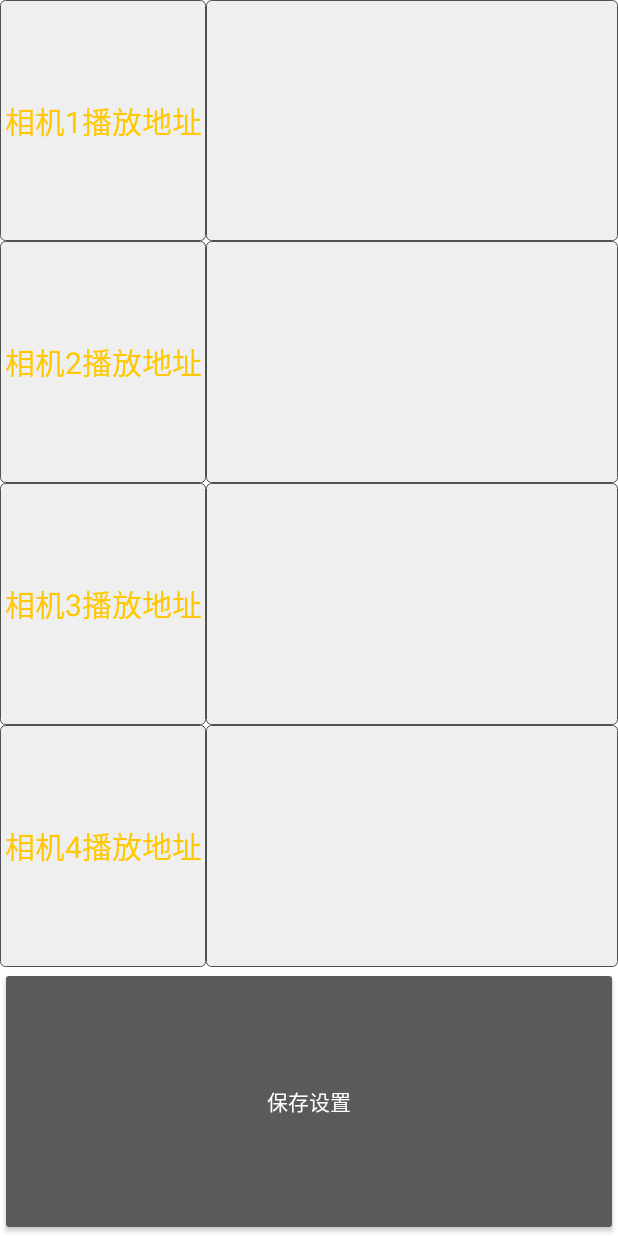
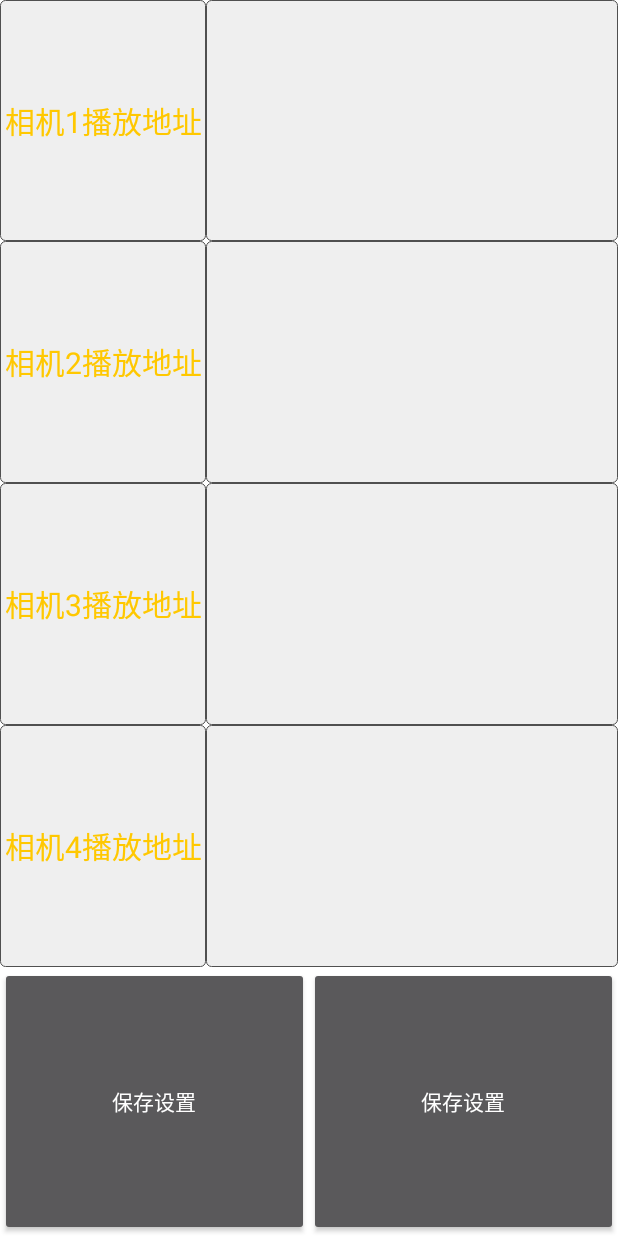
Before and after one commit to peterlixue/JVideoAssist, an Android app: the layout frag_setting.xml on its own in the app's theme, with its tools: preview values and no code run, on a phone screen of 412 x 824 dp. Run offline under Robolectric (Android 15) with nearby library versions, the phone set to English and light mode, and no system bars.

Commit message:
保存设置的变化,接口回调,frag间通信

```diff
--- a/JVideoAssist/app/src/main/java/com/ai/jvideoassist/listener/OnItemOptListener.java
+++ b/JVideoAssist/app/src/main/java/com/ai/jvideoassist/listener/OnItemOptListener.java
@@ -1,10 +1,6 @@
 package com.ai.jvideoassist.listener;
 
 import android.view.View;
-
-import androidx.recyclerview.widget.RecyclerView;
-
-import java.util.Map;
 
 /**
  * 单击,双击,触摸等事件接口定义
--- a/JVideoAssist/app/src/main/res/layout/frag_setting.xml
+++ b/JVideoAssist/app/src/main/res/layout/frag_setting.xml
@@ -24,7 +24,7 @@
             android:textSize="20sp" />
 
         <EditText
-            android:id="@+id/voice_edittxt_01"
+            android:id="@+id/setting_edittxt_01"
             android:layout_width="0dp"
             android:layout_height="match_parent"
             android:layout_weight="2"
@@ -54,7 +54,7 @@
             android:textSize="20sp" />
 
         <EditText
-            android:id="@+id/voice_edittxt_02"
+            android:id="@+id/setting_edittxt_02"
             android:layout_width="0dp"
             android:layout_height="match_parent"
             android:layout_weight="2"
@@ -84,7 +84,7 @@
             android:textSize="20sp" />
 
         <EditText
-            android:id="@+id/voice_edittxt_03"
+            android:id="@+id/setting_edittxt_03"
             android:layout_width="0dp"
             android:layout_height="match_parent"
             android:layout_weight="2"
@@ -114,7 +114,7 @@
             android:textSize="20sp" />
 
         <EditText
-            android:id="@+id/voice_edittxt_04"
+            android:id="@+id/setting_edittxt_04"
             android:layout_width="0dp"
             android:layout_height="match_parent"
             android:layout_weight="2"
@@ -126,14 +126,29 @@
     </LinearLayout>
 
 
-
-
-    <Button
-        android:id="@+id/buttonStop"
+    <LinearLayout
         android:layout_width="match_parent"
         android:layout_height="wrap_content"
         android:layout_weight="1"
-        android:text="保存设置" />
+        android:background="@color/bg_white"
+        android:orientation="horizontal">
+
+        <Button
+            android:id="@+id/buttonSave"
+            android:layout_width="0dp"
+            android:layout_height="match_parent"
+            android:layout_weight="1"
+            android:text="保存设置" />
+
+        <Button
+            android:id="@+id/buttonDefault"
+            android:layout_width="0dp"
+            android:layout_height="match_parent"
+            android:layout_weight="1"
+            android:text="保存设置" />
+    </LinearLayout>
+
+
 
 
 </LinearLayout>
```
Also changed, not shown: JVideoAssist/app/src/main/java/com/ai/jvideoassist/MainActivity.java (+13 -0 lines), JVideoAssist/app/src/main/java/com/ai/jvideoassist/adapter/FragPagerAdapter.java (+4 -4 lines), JVideoAssist/app/src/main/java/com/ai/jvideoassist/config/AppConfig.java (+22 -0 lines), JVideoAssist/app/src/main/java/com/ai/jvideoassist/widget/FragSetting.java (+111 -0 lines), JVideoAssist/app/src/main/java/com/ai/jvideoassist/widget/FragVideo.java (+11 -1 lines), 1 other file.
